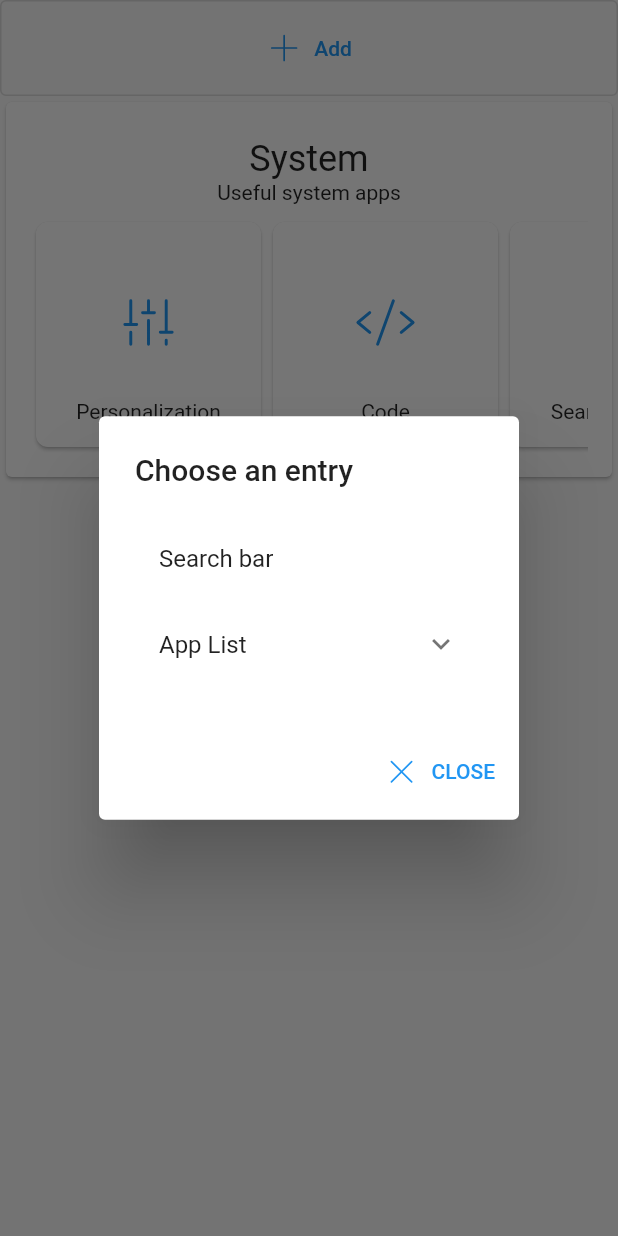
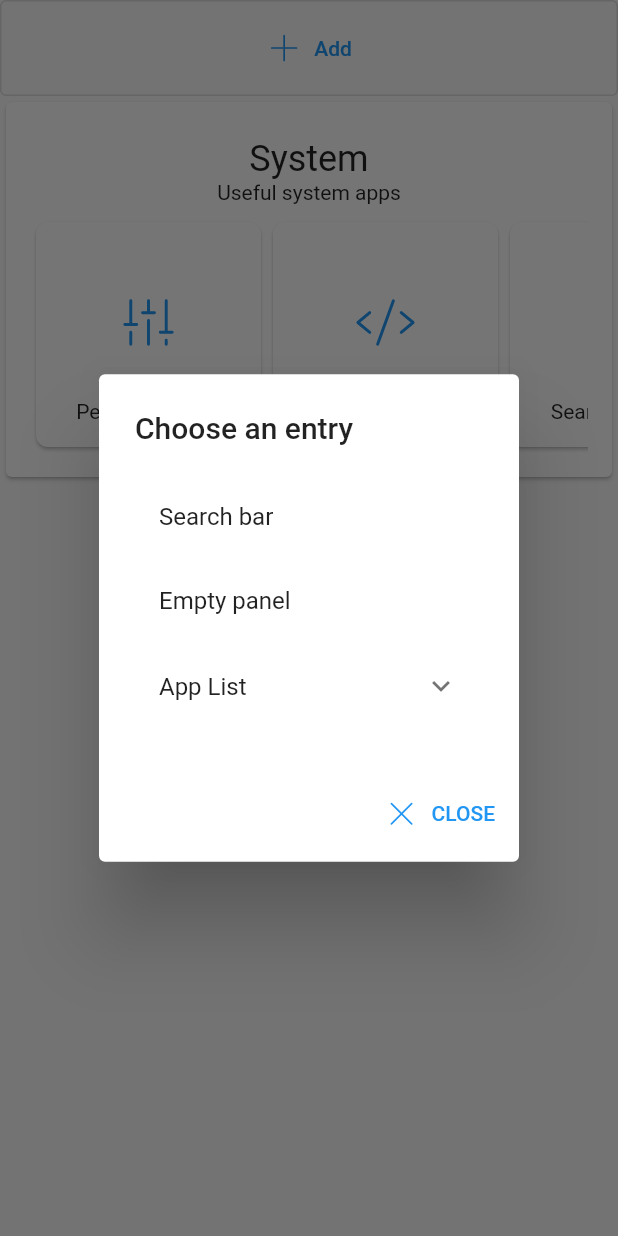
Before and after one commit to LinwoodCloud/Launch, a Flutter app: the screen it shows after launch, after a tap on "Add", on a phone screen of 412 x 824 dp. Run offline on Flutter 3.47's test engine with Material 2 defaults, Android fonts, the phone set to English and light mode, and no system bars; our stand-ins replace get_it, phosphor_flutter, shared_preferences, sprintf.

```diff
--- a/app/lib/home.dart
+++ b/app/lib/home.dart
@@ -9,6 +9,8 @@ import 'package:linwood_launcher_app/settings/personalization.dart';
 import 'package:linwood_launcher_app/settings/search_engines.dart';
 import 'package:phosphor_flutter/phosphor_flutter.dart';
 import 'package:url_launcher/url_launcher.dart';
+
+import 'panels/empty.dart';
 
 class HomePage extends StatefulWidget {
   const HomePage({Key? key}) : super(key: key);
@@ -37,10 +39,9 @@ class _HomePageState extends State<HomePage> {
         builder: (context, snapshot) {
           print("REBUILD!");
           return ListView(children: [
-            ...snapshot.data!.panels.toList().asMap().entries.map((entry) =>
-                Builder(
-                    builder: (context) => entry.value
-                        .buildWidget(service.panelLayout, entry.key, context))),
+            ...snapshot.data!.panels.toList().asMap().entries.map((entry) => Builder(
+                builder: (context) =>
+                    entry.value.buildWidget(service.panelLayout, entry.key, context))),
             OutlinedButton.icon(
                 onPressed: () {
                   showDialog(
@@ -60,27 +61,21 @@ class _HomePageState extends State<HomePage> {
                                       title: Text("Search bar"),
                                       onTap: () {
                                         Navigator.of(context).pop();
-                                        setState(() => service.addPanel(
-                                            SearchBarPanel(
-                                                searchEngine: SearchEngine
-                                                    .defaultEngines.first)));
+                                        setState(() => service.addPanel(SearchBarPanel(
+                                            searchEngine: SearchEngine.defaultEngines.first)));
                                       }),
-                                  ExpansionTile(
-                                      title: Text("App List"),
-                                      children: [
-                                        ListTile(
-                                            onTap: () {},
-                                            title: Text("All apps")),
-                                        ListTile(
-                                            onTap: () {},
-                                            title: Text("Recently apps")),
-                                        ListTile(
-                                            onTap: () {},
-                                            title: Text("Featured apps")),
-                                        ListTile(
-                                            onTap: () {},
-                                            title: Text("Custom apps")),
-                                      ]),
+                                  ListTile(
+                                      title: Text("Empty panel"),
+                                      onTap: () {
+                                        Navigator.of(context).pop();
+                                        setState(() => service.addPanel(EmptyPanel()));
+                                      }),
+                                  ExpansionTile(title: Text("App List"), children: [
+                                    ListTile(onTap: () {}, title: Text("All apps")),
+                                    ListTile(onTap: () {}, title: Text("Recently apps")),
+                                    ListTile(onTap: () {}, title: Text("Featured apps")),
+                                    ListTile(onTap: () {}, title: Text("Custom apps")),
+                                  ]),
                                 ],
                               ),
                             ),
@@ -89,8 +84,7 @@ class _HomePageState extends State<HomePage> {
                 label: Text("Add"),
                 icon: Icon(PhosphorIcons.plusLight),
                 style: OutlinedButton.styleFrom(
-                    padding:
-                        EdgeInsets.symmetric(horizontal: 10, vertical: 20))),
+                    padding: EdgeInsets.symmetric(horizontal: 10, vertical: 20))),
             AppList(title: "System", description: "Useful system apps", apps: [
               /* SystemEntry("General", widget: Icon(PhosphorIcons.wrenchLight), onClick: () {
           showDialog(
@@ -102,34 +96,27 @@ class _HomePageState extends State<HomePage> {
         }), */
               SystemEntry("Personalization",
                   widget: Icon(PhosphorIcons.fadersLight),
-                  onClick: () => Navigator.of(context).push(MaterialPageRoute(
-                      builder: (context) => PersonalizationSettingsPage()))),
+                  onClick: () => Navigator.of(context).push(
+                      MaterialPageRoute(builder: (context) => PersonalizationSettingsPage()))),
               /* SystemEntry("Updates",
             widget: Icon(PhosphorIcons.arrowCounterClockwiseLight), onClick: () {}), */
               SystemEntry("Code",
                   widget: Icon(PhosphorIcons.codeLight),
-                  onClick: () =>
-                      launch("https://github.com/LinwoodCloud/Launcher")),
+                  onClick: () => launch("https://github.com/LinwoodCloud/Launcher")),
               SystemEntry("Search Engines",
                   widget: Icon(PhosphorIcons.magnifyingGlassLight),
-                  onClick: () => Navigator.of(context).push(MaterialPageRoute(
-                      builder: (context) => SearchEnginesSettingsPage()))),
+                  onClick: () => Navigator.of(context)
+                      .push(MaterialPageRoute(builder: (context) => SearchEnginesSettingsPage()))),
               SystemEntry("Apps",
-                  widget: Icon(PhosphorIcons.appWindowLight, size: 42),
-                  onClick: () {}),
+                  widget: Icon(PhosphorIcons.appWindowLight, size: 42), onClick: () {}),
               SystemEntry("Updates",
-                  widget:
-                      Icon(PhosphorIcons.arrowCounterClockwiseLight, size: 42),
-                  onClick: () {}),
+                  widget: Icon(PhosphorIcons.arrowCounterClockwiseLight, size: 42), onClick: () {}),
               SystemEntry("Wifi",
-                  widget: Icon(PhosphorIcons.wifiHighLight, size: 42),
-                  onClick: () {}),
+                  widget: Icon(PhosphorIcons.wifiHighLight, size: 42), onClick: () {}),
               SystemEntry("Bluetooth",
-                  widget: Icon(PhosphorIcons.bluetoothLight, size: 42),
-                  onClick: () {}),
+                  widget: Icon(PhosphorIcons.bluetoothLight, size: 42), onClick: () {}),
               SystemEntry("Information",
-                  widget: Icon(PhosphorIcons.infoLight, size: 42),
-                  onClick: () {})
+                  widget: Icon(PhosphorIcons.infoLight, size: 42), onClick: () {})
             ])
           ]);
         },
```
Also changed, not shown: app/lib/panels/empty.dart (+90 -8 lines), app/lib/panels/search_bar.dart (+17 -15 lines).
